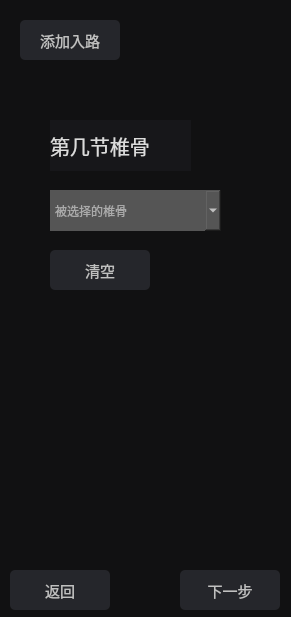
Qt form SurgicalRobotSoftware_2_0/surgical-robot-software-2-0/routeplan2widget.ui (Z-Hd/Lingxi-Spine-care-Visual-Interactive-Software-Prototype) before a commit.
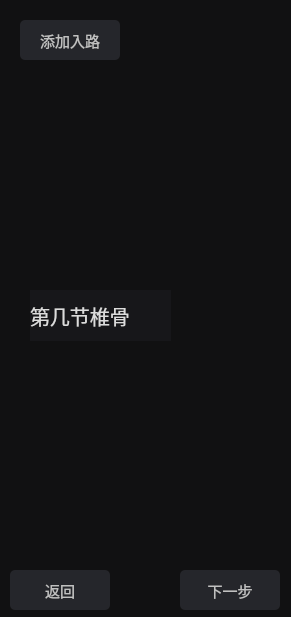
The same form after that commit.

Patch:
```diff
--- a/SurgicalRobotSoftware_2_0/surgical-robot-software-2-0/routeplan2widget.ui
+++ b/SurgicalRobotSoftware_2_0/surgical-robot-software-2-0/routeplan2widget.ui
@@ -106,8 +106,8 @@
   <widget class="QLabel" name="label">
    <property name="geometry">
     <rect>
-     <x>50</x>
-     <y>120</y>
+     <x>30</x>
+     <y>290</y>
      <width>141</width>
      <height>51</height>
     </rect>
@@ -124,60 +124,6 @@
     <string>第几节椎骨</string>
    </property>
   </widget>
-  <widget class="QComboBox" name="vertebraSelected">
-   <property name="geometry">
-    <rect>
-     <x>50</x>
-     <y>190</y>
-     <width>171</width>
-     <height>41</height>
-    </rect>
-   </property>
-   <property name="sizePolicy">
-    <sizepolicy hsizetype="Fixed" vsizetype="Fixed">
-     <horstretch>0</horstretch>
-     <verstretch>0</verstretch>
-    </sizepolicy>
-   </property>
-   <property name="styleSheet">
-    <string notr="true">background-color: rgb(85, 85, 85);
-color: rgb(255, 255, 255);
-border: none;
-text-align: center</string>
-   </property>
-   <property name="placeholderText">
-    <string>被选择的椎骨</string>
-   </property>
-  </widget>
-  <widget class="QPushButton" name="cleanButton">
-   <property name="geometry">
-    <rect>
-     <x>50</x>
-     <y>250</y>
-     <width>100</width>
-     <height>40</height>
-    </rect>
-   </property>
-   <property name="styleSheet">
-    <string notr="true">QPushButton {
-background-color: rgb(37, 38, 43);
-color: rgb(192, 192, 192);
-font-size:15px;
-border-radius: 5px;
-min-width: 100px;
-min-height: 40px;
-}
-QPushButton:hover{
-background-color: rgb(70, 72, 81);
-}
-QPushButton:pressed {
-background-color: rgb(245, 245, 245);
-}</string>
-   </property>
-   <property name="text">
-    <string>清空</string>
-   </property>
-  </widget>
  </widget>
  <resources/>
  <connections/>
```
